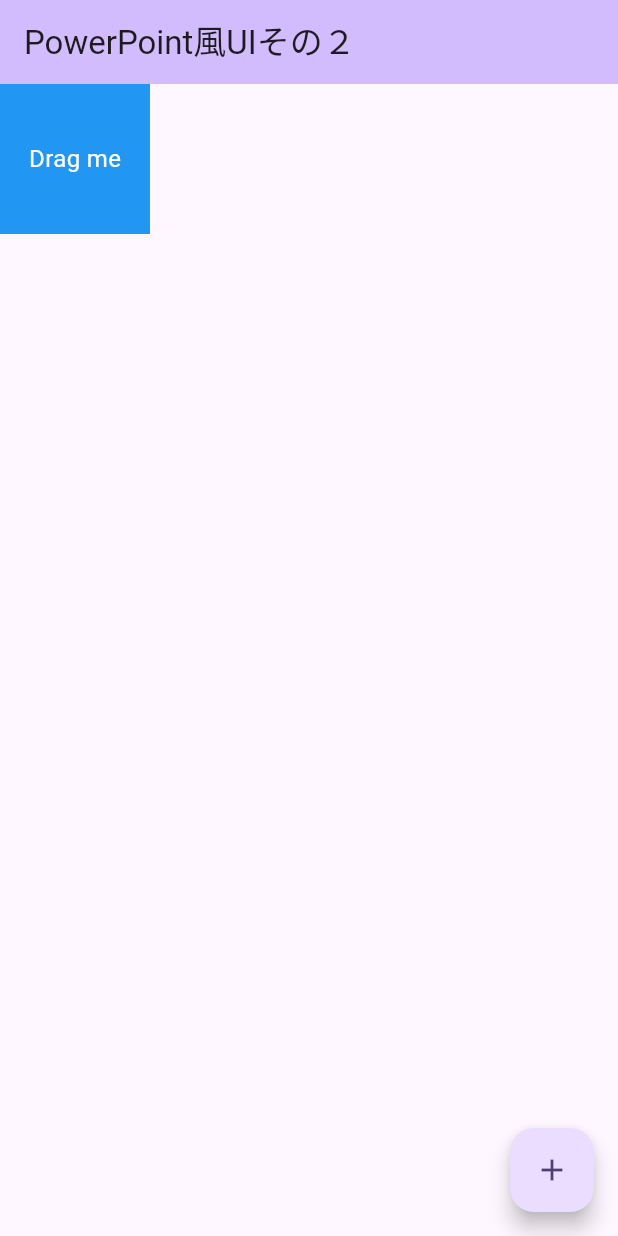
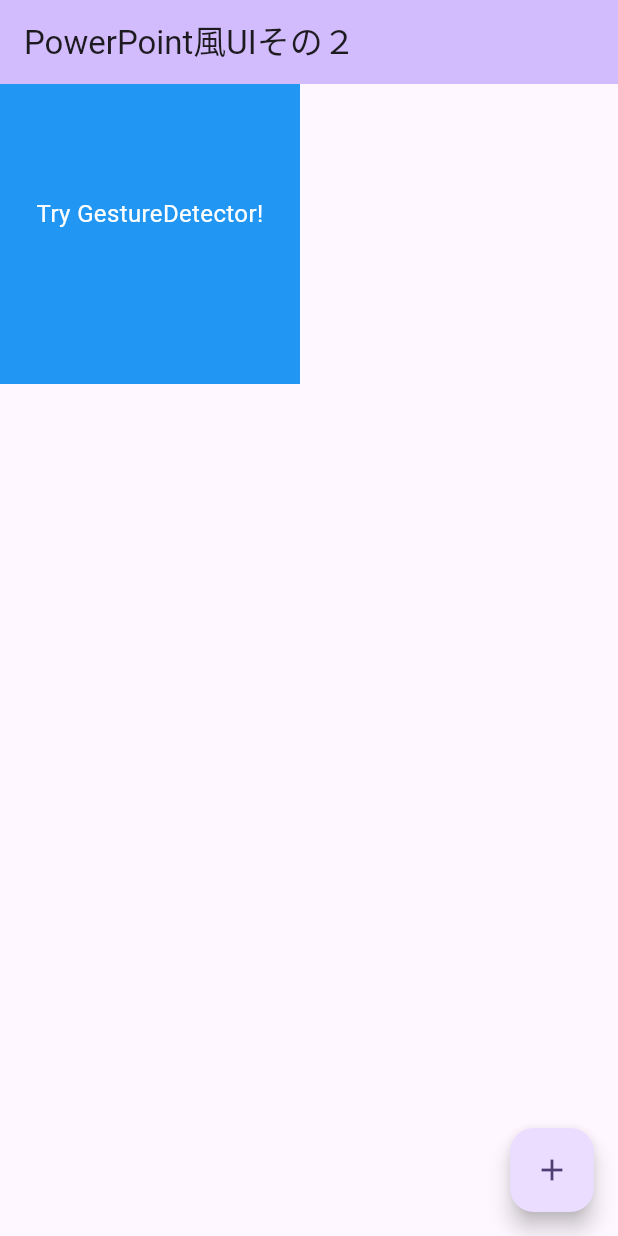
Before and after one commit to oka-teruhiro/powerpoint2, a Flutter app: the screen it shows after launch, on a phone screen of 412 x 824 dp. Run offline on Flutter 3.47's test engine with Material 3 defaults, Android fonts, the phone set to English and light mode, and no system bars.

Commit message:
8: タップ・ダブルタップ等の練習

```diff
--- a/lib/main.dart
+++ b/lib/main.dart
@@ -36,6 +36,8 @@
   int _counter = 0;
   double d3 = 0.0;
   Offset _posision = Offset(0, 0);
+  String _gestureText = 'Try GestureDetector!';
+  String _detailsText = '';
 
   void _incrementCounter() {
     setState(() {
@@ -55,6 +57,17 @@
     print('delta: ${details.delta}');
     print('primaryDelta: ${details.primaryDelta}');
     print('sourceTimeStamp: ${details.sourceTimeStamp}');
+  }
+  void _updateGestureText(String text) {
+    setState(() {
+      _gestureText = text;
+    });
+  }
+
+  void _updateDetailsText(String text) {
+    setState(() {
+      _detailsText = text;
+    });
   }
 
   @override
@@ -113,7 +126,7 @@
           ],
         ),
       ),*/
-      Stack(
+      /*Stack(
         children: [
           Positioned(
             left: _posision.dx,
@@ -138,6 +151,48 @@
             ),
           ),
         ],
+      ),*/
+      Stack(
+        children: [
+          GestureDetector(
+            onTap: () => _updateGestureText('Tap detected!'),
+            onDoubleTap: () => _updateGestureText('Double tap detected!'),
+            onLongPress: () => _updateGestureText('Long press detected!'),
+            onVerticalDragEnd: (details) {
+              _updateGestureText('Vertical swipe detected!');
+              _updateDetailsText(
+                  'Velocity: ${details.primaryVelocity} ${details.velocity}');
+            },
+            onHorizontalDragEnd: (details) {
+              _updateGestureText('Horizontal swipe detected!');
+              _updateDetailsText(
+                  'Velocity: ${details.primaryVelocity}  ${details.velocity}');
+            },
+            child: Container(
+              width: 200,
+              height: 200,
+              color: Colors.blue,
+              child: Center(
+                child: Column(
+                  mainAxisAlignment: MainAxisAlignment.center,
+                  children: [
+                    Text(
+                      _gestureText,
+                      textAlign: TextAlign.center,
+                      style: TextStyle(color: Colors.white, fontSize: 16),
+                    ),
+                    SizedBox(height: 10),
+                    Text(
+                      _detailsText,
+                      textAlign: TextAlign.center,
+                      style: TextStyle(color: Colors.white, fontSize: 12),
+                    ),
+                  ],
+                ),
+              ),
+            ),
+          ),
+        ],
       ),
       floatingActionButton: FloatingActionButton(
         onPressed: _incrementCounter,
```
